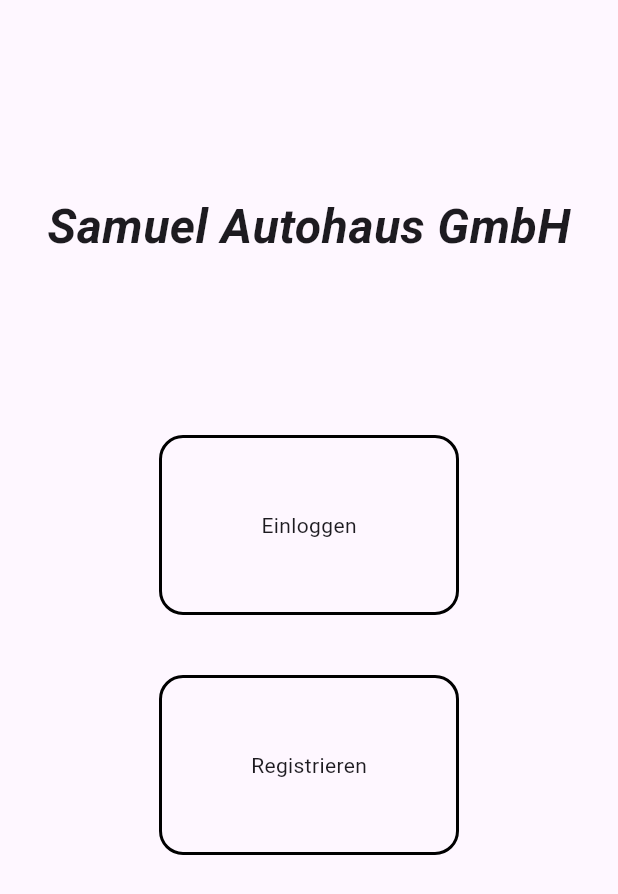
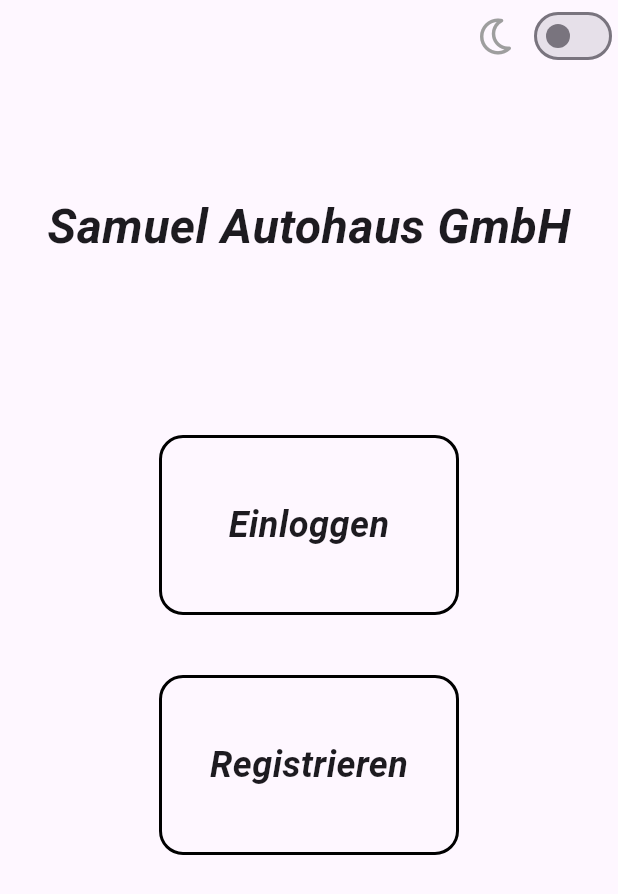
Before and after one commit to Zalanx/carstatus_app, a Flutter app: the screen it shows after launch, on a phone screen of 412 x 824 dp. Shown: the top 894 px of the screen. Run offline on Flutter 3.47's test engine with Material 3 defaults, Android fonts, the light colour scheme and no system bars; our stand-ins replace font_awesome_flutter, get.

Commit message:
added darkmode

```diff
--- a/lib/components/cs_appbar.dart
+++ b/lib/components/cs_appbar.dart
@@ -1,4 +1,5 @@
 import 'package:carstatus_app/components/cs_text.dart';
+import 'package:carstatus_app/helper/Themehelper.dart';
 import 'package:flutter/material.dart';
 import 'package:font_awesome_flutter/font_awesome_flutter.dart';
 import 'package:get/get.dart';
@@ -19,6 +20,7 @@ class CsAppbar extends StatelessWidget {
 
   @override
   Widget build(BuildContext context) {
+    final theme = Get.find<ThemeHelper>();
     return Container(
       color: (backgroundFill ?? false)
           ? Colors.greenAccent
@@ -39,10 +41,12 @@ class CsAppbar extends StatelessWidget {
                               ? backButtonOnTap!()
                               : () => {},
                         },
-                        icon: FaIcon(
-                          FontAwesomeIcons.arrowLeft,
-                          color:
-                              (backgroundFill ?? false) ? Colors.white : Colors.black,
+                        icon: Obx(
+                          () => FaIcon(
+                            FontAwesomeIcons.arrowLeft,
+                            color:
+                                theme.darkmode.value ? Colors.white : Colors.black,
+                          ),
                         ),
                       ),
                     )
@@ -57,6 +61,7 @@ class CsAppbar extends StatelessWidget {
                   ),
               const SizedBox(
                 width: 50,
+
               ),
             ],
           ),
--- a/lib/components/cs_scaffold.dart
+++ b/lib/components/cs_scaffold.dart
@@ -15,7 +15,7 @@ class CsScaffold extends StatelessWidget {
         extendBodyBehindAppBar: true,
         appBar: PreferredSize(
           preferredSize: Size(MediaQuery.sizeOf(context).width, 60),
-          child: appBar ?? const CsAppbar(pageTitle: ""),),
+          child: appBar ?? const CsAppbar(pageTitle: "", ),),
         body: Padding(padding: padding ?? _pageInsets(),
         child: body),
       ),
--- /dev/null
+++ b/lib/helper/Themehelper.dart
@@ -0,0 +1,11 @@
+import 'package:flutter/material.dart';
+import 'package:get/get.dart';
+
+class ThemeHelper extends GetxController {
+  RxBool darkmode = false.obs;
+
+  void toggleTheme(bool value) {
+    darkmode.value = value;
+    Get.changeThemeMode(value ? ThemeMode.dark : ThemeMode.light);
+  }
+}
--- a/lib/main.dart
+++ b/lib/main.dart
@@ -1,6 +1,7 @@
-import 'package:carstatus_app/pages/LandingPage.dart';
+import 'package:carstatus_app/helper/Themehelper.dart';
+import 'package:carstatus_app/pages/Landing%20Page/LandingPage.dart';
 import 'package:flutter/material.dart';
-import 'package:get/get_navigation/src/root/get_material_app.dart';
+import 'package:get/get.dart';
 
 void main() {
   putControllers();
@@ -14,10 +15,15 @@ class MainApp extends StatelessWidget {
 
   @override
   Widget build(BuildContext context) {
-    return const GetMaterialApp(home: Landingpage());
+    final theme = Get.find<ThemeHelper>();
+    return Obx(() => GetMaterialApp(theme: ThemeData.light(), darkTheme: ThemeData.dark(), themeMode: theme.darkmode.value ? ThemeMode.dark : ThemeMode.light, home: Landingpage()));
   }
 }
 
-void putControllers() {}
+void putControllers() {
+  Get.put(ThemeHelper());
+}
 
-void setControllers() {}
+void setControllers() {
+  Get.find<ThemeHelper>();
+}
--- a/lib/pages/LandingPage.dart
+++ b/lib/pages/Landing Page/LandingPage.dart
@@ -1,8 +1,11 @@
 import 'package:carstatus_app/components/cs_button.dart';
 import 'package:carstatus_app/components/cs_scaffold.dart';
+import 'package:carstatus_app/components/cs_text.dart';
+import 'package:carstatus_app/helper/Themehelper.dart';
 import 'package:carstatus_app/pages/Authorization/Login.dart';
 import 'package:carstatus_app/pages/Authorization/Registration.dart';
 import 'package:flutter/material.dart';
+import 'package:font_awesome_flutter/font_awesome_flutter.dart';
 import 'package:get/get.dart';
 
 class Landingpage extends StatelessWidget {
@@ -10,7 +13,17 @@ class Landingpage extends StatelessWidget {
 
   @override
   Widget build(BuildContext context) {
-    return CsScaffold(body: _pageBody(context));
+    final theme = Get.find<ThemeHelper>();
+    return CsScaffold(body: _pageBody(context), appBar: Row(
+      mainAxisAlignment: MainAxisAlignment.end,
+      children: [
+        FaIcon(FontAwesomeIcons.moon, color: theme.darkmode.value ? Colors.yellow : Colors.grey,),
+         SizedBox(width: 8,),
+        Obx(() => Switch(
+            value: theme.darkmode.value,
+            onChanged: (x) => theme.toggleTheme(x),
+          )),
+    ]),);
   }
 
   Widget _pageBody(BuildContext context) {
@@ -41,14 +54,14 @@ class Landingpage extends StatelessWidget {
                   height: 120,
                   width: 200,
                   borderRadius: BorderRadius.circular(16),
-                  child: Text("Einloggen"),
+                  child: CsText(text: "Einloggen",size: 24,),
                 ),
                 CsButton(
                    onTap: () => Get.to(() => const RegistrationPage()),
                   height: 120,
                   width: 200,
                   borderRadius: BorderRadius.circular(16),
-                  child: Text("Registrieren"),
+                  child: CsText(text: "Registrieren",size: 24,),
                 ),
               ],
             ),
```
Also changed, not shown: lib/pages/Landing Page/LandingPage_Controller.dart (added, +10 -0 lines).
